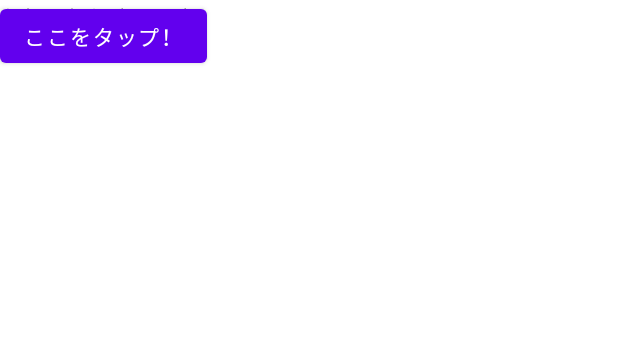
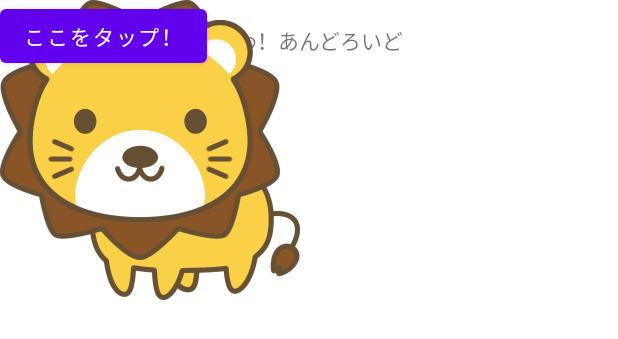
Before and after one commit to chisato30/HelloAndroid, an Android app: the layout activity_main.xml on its own in the app's theme, with its tools: preview values and no code run, on a phone screen of 412 x 824 dp. Shown: the top 339 px of the screen. Run offline under Robolectric (Android 15) with nearby library versions, the phone set to English and light mode, and no system bars.

Commit message:
activity_main.xmlにlionを設置

```diff
--- a/app/src/main/java/com/example/helloandroid/MainActivity.kt
+++ b/app/src/main/java/com/example/helloandroid/MainActivity.kt
@@ -2,6 +2,7 @@ package com.example.helloandroid
 
 import androidx.appcompat.app.AppCompatActivity
 import android.os.Bundle
+import com.example.helloandroid.databinding.ActivityMainBinding
 
 class MainActivity : AppCompatActivity() {
     private lateinit var binding: ActivityMainBinding
@@ -11,7 +12,7 @@ class MainActivity : AppCompatActivity() {
         val view = binding.root
         setContentView(view)
 
-        binding.tapHere.setOnclickListner {
+        binding.tapHere.setOnClickListener {
             binding.textView.text = "ボタンがタップされました"
         }
     }
--- a/app/src/main/res/layout/activity_main.xml
+++ b/app/src/main/res/layout/activity_main.xml
@@ -10,9 +10,11 @@
         android:id="@+id/textView"
         android:layout_width="wrap_content"
         android:layout_height="wrap_content"
+        android:layout_marginTop="16dp"
         android:text="@string/hello"
-        tools:layout_editor_absoluteX="176dp"
-        tools:layout_editor_absoluteY="85dp" />
+        app:layout_constraintEnd_toEndOf="parent"
+        app:layout_constraintStart_toStartOf="parent"
+        app:layout_constraintTop_toTopOf="parent" />
 
     <Button
         android:id="@+id/tapHere"
@@ -21,4 +23,13 @@
         android:text="@string/tap_here"
         tools:layout_editor_absoluteX="145dp"
         tools:layout_editor_absoluteY="220dp" />
+
+    <ImageView
+        android:id="@+id/lion"
+        android:layout_width="200dp"
+        android:layout_height="200dp"
+        android:scaleType="fitCenter"
+        app:srcCompat="@drawable/img"
+        tools:layout_editor_absoluteX="92dp"
+        tools:layout_editor_absoluteY="357dp" />
 </androidx.constraintlayout.widget.ConstraintLayout>
```
Also changed, not shown: app/src/main/res/drawable/img.png (added).
